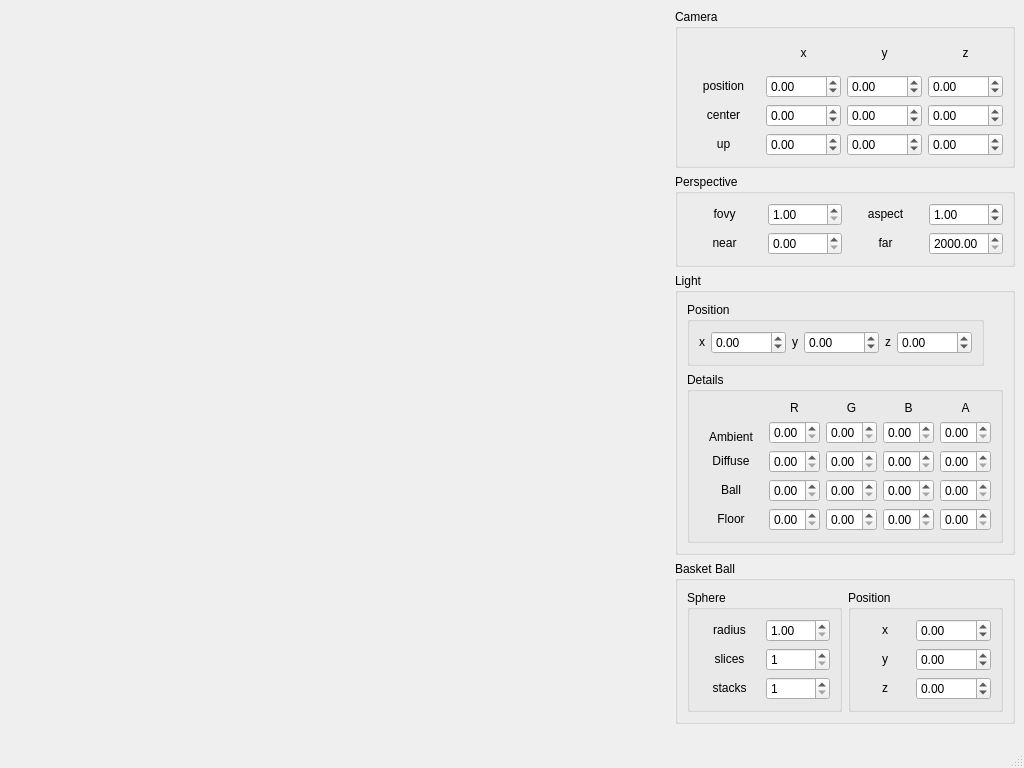
lastland/BasketballGym, file MainWindow.ui: the form before one commit.
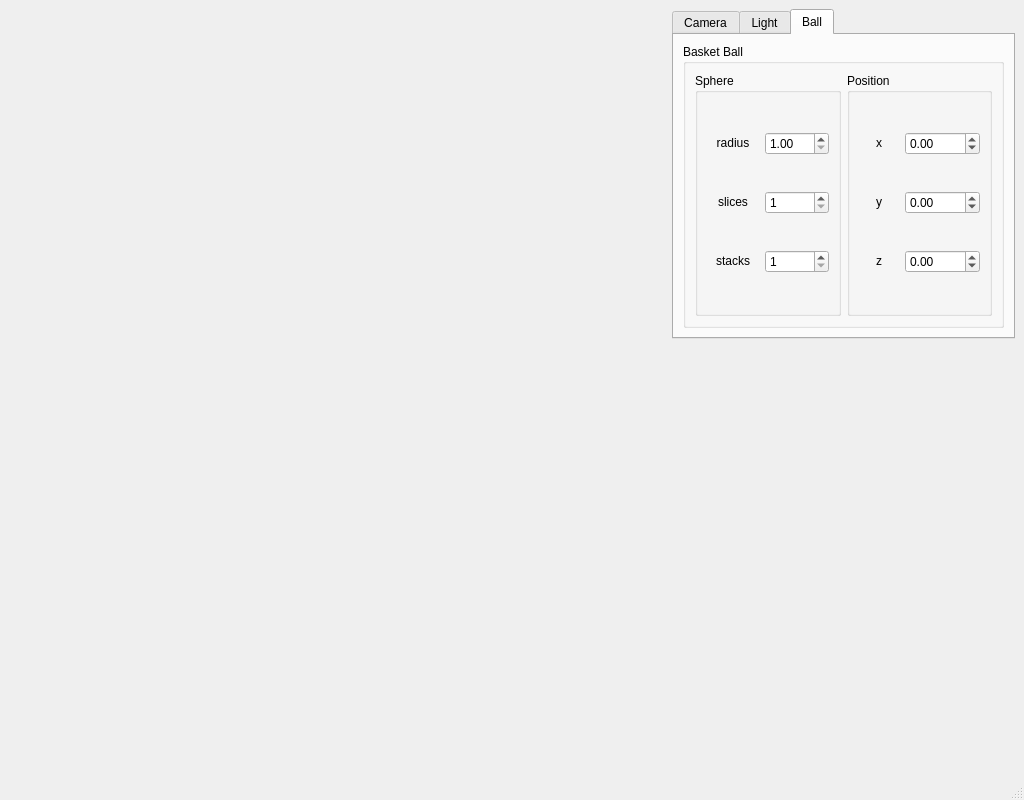
The form after the commit.

Commit message: Add tab widget.

Patch:
```diff
--- a/MainWindow.ui
+++ b/MainWindow.ui
@@ -7,7 +7,7 @@
     <x>0</x>
     <y>0</y>
     <width>1024</width>
-    <height>768</height>
+    <height>800</height>
    </rect>
   </property>
   <property name="sizePolicy">
@@ -20,7 +20,7 @@
    <string>Gym</string>
   </property>
   <widget class="QWidget" name="centralwidget">
-   <layout class="QHBoxLayout" name="horizontalLayout_5" stretch="7,1">
+   <layout class="QHBoxLayout" name="horizontalLayout_2" stretch="6,1">
     <item>
      <layout class="QVBoxLayout" name="scenePartLayout">
       <property name="spacing">
@@ -42,7 +42,29 @@
      </layout>
     </item>
     <item>
-     <layout class="QVBoxLayout" name="verticalLayout_2" stretch="4,2,6,3,0">
+     <layout class="QVBoxLayout" name="verticalLayout_5">
+      <item>
+       <widget class="QTabWidget" name="tabWidget">
+        <property name="sizePolicy">
+         <sizepolicy hsizetype="Expanding" vsizetype="Fixed">
+          <horstretch>0</horstretch>
+          <verstretch>0</verstretch>
+         </sizepolicy>
+        </property>
+        <property name="toolTip">
+         <string/>
+        </property>
+        <property name="currentIndex">
+         <number>2</number>
+        </property>
+        <widget class="QWidget" name="tab">
+         <property name="statusTip">
+          <string/>
+         </property>
+         <attribute name="title">
+          <string>Camera</string>
+         </attribute>
+         <layout class="QVBoxLayout" name="verticalLayout_2" stretch="0,0">
       <item>
        <widget class="QGroupBox" name="cameraBox">
         <property name="title">
@@ -340,12 +362,22 @@
         </layout>
        </widget>
       </item>
+         </layout>
+        </widget>
+        <widget class="QWidget" name="tab_2">
+         <attribute name="title">
+          <string>Light</string>
+         </attribute>
+         <layout class="QVBoxLayout" name="verticalLayout_3">
       <item>
        <widget class="QGroupBox" name="lightBox">
         <property name="title">
          <string>Light</string>
         </property>
         <layout class="QVBoxLayout" name="verticalLayout" stretch="1,5">
+             <property name="sizeConstraint">
+              <enum>QLayout::SetMinAndMaxSize</enum>
+             </property>
          <item>
           <widget class="QGroupBox" name="groupBox">
            <property name="title">
@@ -683,12 +715,22 @@
         </layout>
        </widget>
       </item>
+         </layout>
+        </widget>
+        <widget class="QWidget" name="tab_3">
+         <attribute name="title">
+          <string>Ball</string>
+         </attribute>
+         <layout class="QVBoxLayout" name="verticalLayout_4">
       <item>
        <widget class="QGroupBox" name="basketballBox">
         <property name="title">
          <string>Basket Ball</string>
         </property>
         <layout class="QGridLayout" name="gridLayout_5">
+             <property name="sizeConstraint">
+              <enum>QLayout::SetMinAndMaxSize</enum>
+             </property>
          <item row="0" column="0">
           <layout class="QHBoxLayout" name="horizontalLayout">
            <item>
@@ -856,6 +898,10 @@
           </layout>
          </item>
         </layout>
+           </widget>
+          </item>
+         </layout>
+        </widget>
        </widget>
       </item>
       <item>
```
Lines whose indentation alone changed are shown as unchanged.
